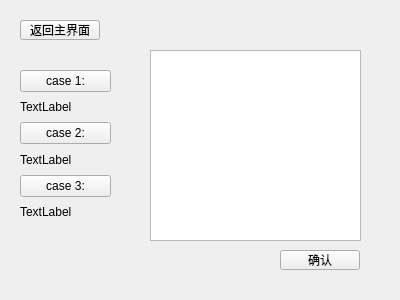
Qt form inputwidget.ui (RickyRui111/WorldOfWarcraftDebug) before a commit.
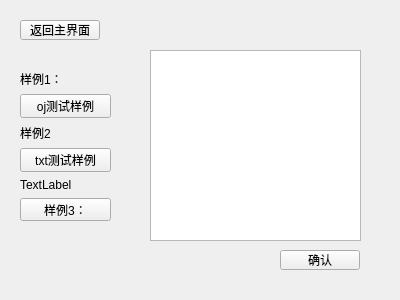
The same form after that commit.

Patch:
```diff
--- a/inputwidget.ui
+++ b/inputwidget.ui
@@ -49,7 +49,7 @@
     <string>确认</string>
    </property>
   </widget>
-  <widget class="QWidget" name="">
+  <widget class="QWidget" name="layoutWidget">
    <property name="geometry">
     <rect>
      <x>20</x>
@@ -59,38 +59,31 @@
     </rect>
    </property>
    <layout class="QVBoxLayout" name="verticalLayout">
-    <item>
-     <widget class="QPushButton" name="pushButton">
-      <property name="text">
-       <string>case 1:</string>
-      </property>
-     </widget>
-    </item>
     <item>
      <widget class="QLabel" name="label">
       <property name="text">
-       <string>TextLabel</string>
+       <string>样例1：</string>
       </property>
      </widget>
     </item>
     <item>
-     <widget class="QPushButton" name="pushButton_2">
+     <widget class="QPushButton" name="pushButton">
       <property name="text">
-       <string>case 2:</string>
+       <string>oj测试样例</string>
       </property>
      </widget>
     </item>
     <item>
      <widget class="QLabel" name="label_2">
       <property name="text">
-       <string>TextLabel</string>
+       <string>样例2</string>
       </property>
      </widget>
     </item>
     <item>
-     <widget class="QPushButton" name="pushButton_3">
+     <widget class="QPushButton" name="pushButton_2">
       <property name="text">
-       <string>case 3:</string>
+       <string>txt测试样例</string>
       </property>
      </widget>
     </item>
@@ -101,6 +94,13 @@
       </property>
      </widget>
     </item>
+    <item>
+     <widget class="QPushButton" name="pushButton_3">
+      <property name="text">
+       <string>样例3：</string>
+      </property>
+     </widget>
+    </item>
    </layout>
   </widget>
  </widget>
```
